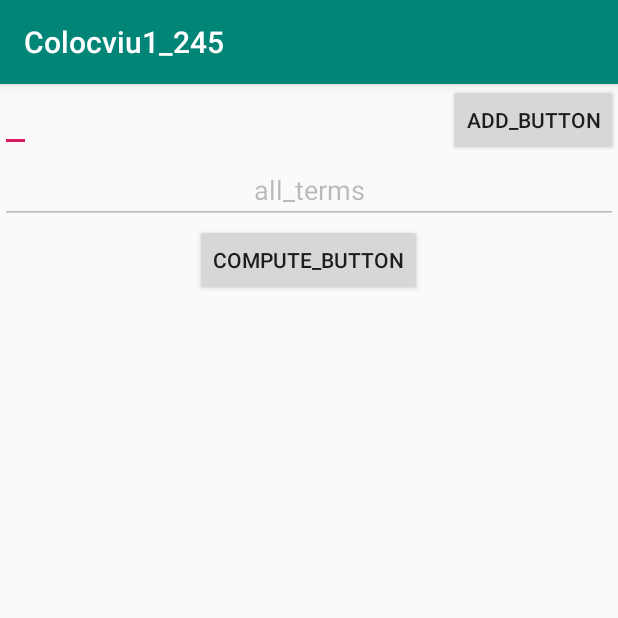
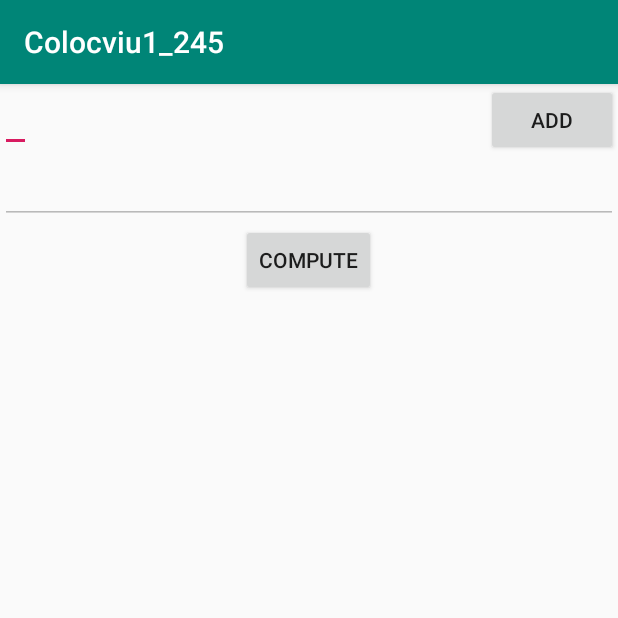
Before and after one commit to psstbehindu/Colocviu1_245, an Android app: the screen it shows after launch (Colocviu1_245MainActivity), on a phone screen of 412 x 824 dp, the top half of it. Run offline under Robolectric (Android 15) with nearby library versions, the phone set to English and light mode, and no system bars.

```diff
--- a/app/src/main/res/layout/activity_practical_test01_245_main.xml
+++ b/app/src/main/res/layout/activity_practical_test01_245_main.xml
@@ -35,13 +35,12 @@
     </GridLayout>
 
     <EditText
-        android:id="@+id/left_edit_text"
+        android:id="@+id/all_terms"
         android:layout_width="match_parent"
         android:layout_height="wrap_content"
         android:enabled="false"
         android:inputType="text"
-        android:gravity="center"
-        android:text="@string/all_terms"/>
+        android:gravity="center"/>
 
     <Button
         android:id="@+id/compute_button"
--- a/app/src/main/res/values/strings.xml
+++ b/app/src/main/res/values/strings.xml
@@ -1,6 +1,6 @@
 <resources>
     <string name="app_name">Colocviu1_245</string>
-    <string name="add_button">add_button</string>
+    <string name="add_button">Add</string>
     <string name="all_terms">all_terms</string>
-    <string name="compute_button">compute_button</string>
+    <string name="compute_button">Compute</string>
 </resources>
```
